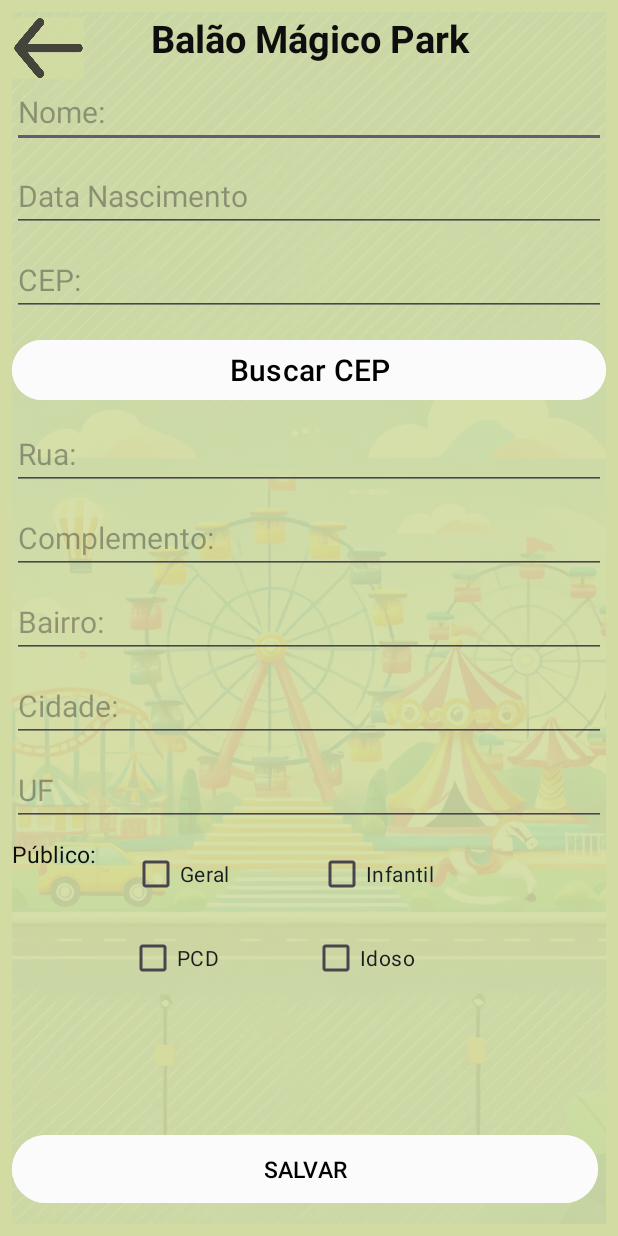
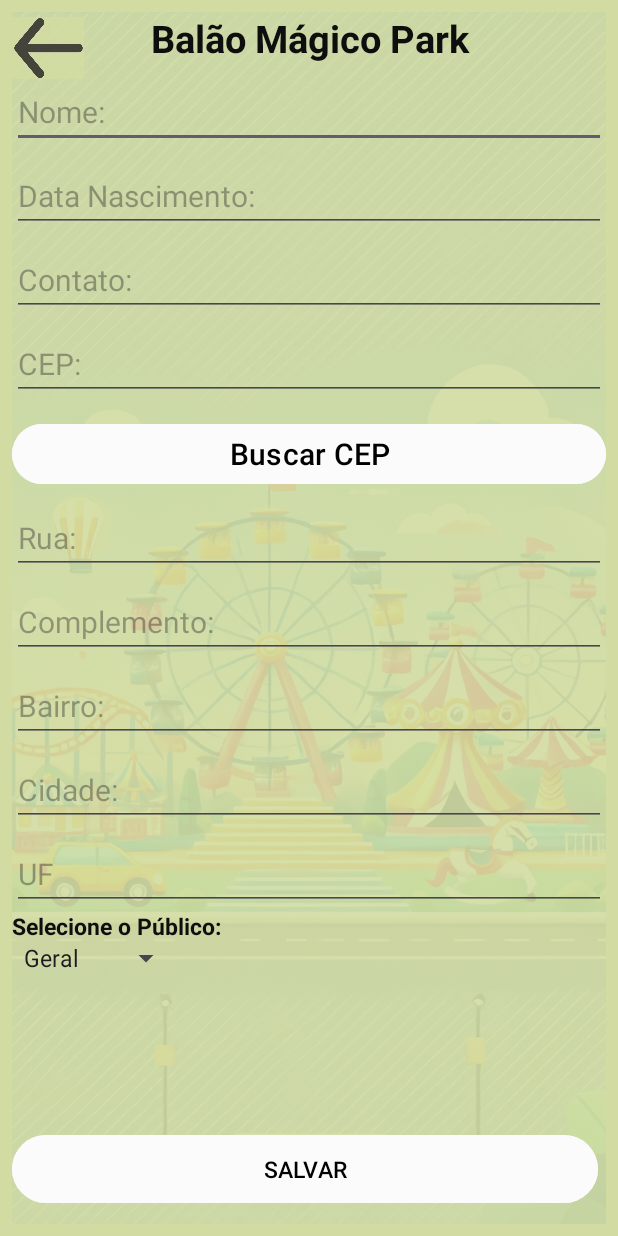
Before and after one commit to Cinthiacs/Filas-4play, an Android app: the TelaCadastroActivity screen opened directly, with no data from a screen before it, after a tap on "SALVAR", on a phone screen of 412 x 824 dp. Run offline under Robolectric (Android 15) with nearby library versions, the phone set to English and light mode, and no system bars.

Commit message:
Feito menu selecione publico (spinner)

```diff
--- a/app/build.gradle.kts
+++ b/app/build.gradle.kts
@@ -42,6 +42,7 @@ dependencies {
     implementation(libs.credentials)
     implementation(libs.credentials.play.services.auth)
     implementation(libs.googleid)
+    implementation(libs.firebase.database)
     testImplementation(libs.junit)
     androidTestImplementation(libs.ext.junit)
     androidTestImplementation(libs.espresso.core)
--- a/app/src/main/AndroidManifest.xml
+++ b/app/src/main/AndroidManifest.xml
@@ -14,10 +14,10 @@
         tools:targetApi="31">
         <activity
             android:name=".InsereLoginActivity"
-            android:exported="false" />
+            android:exported="true" />
         <activity
             android:name=".TelaCadastroActivity"
-            android:exported="false" />
+            android:exported="true" />
         <activity
             android:name=".MainActivity"
             android:exported="true">
--- a/app/src/main/java/com/example/filas4play/TelaCadastroActivity.java
+++ b/app/src/main/java/com/example/filas4play/TelaCadastroActivity.java
@@ -5,20 +5,19 @@ import android.util.Log;
 import android.view.View;
 import android.widget.Button;
 import android.widget.EditText;
+import android.widget.CheckBox;
 import android.widget.Toast;
 import android.widget.ImageButton;
 import android.content.Intent;
+import android.widget.Spinner;
+import android.widget.ArrayAdapter;
+import java.util.ArrayList;
+import java.util.List;
 
 import androidx.activity.EdgeToEdge;
 import androidx.appcompat.app.AppCompatActivity;
-import androidx.core.graphics.Insets;
-import androidx.core.view.ViewCompat;
-import androidx.core.view.WindowInsetsCompat;
 
-import com.example.filas4play.R;
-import com.example.filas4play.api.ClienteService;
 import com.example.filas4play.api.ViaCepService;
-import com.example.filas4play.model.Cliente;
 import com.example.filas4play.model.Endereco;
 
 import retrofit2.Call;
@@ -28,16 +27,16 @@ import retrofit2.Retrofit;
 import retrofit2.converter.gson.GsonConverterFactory;
 
 
-
 public class TelaCadastroActivity extends AppCompatActivity {
-    private EditText nome,datanasc, cep, logradouro, complemento, bairro, cidade, uf, geral, infantil, pcd, idoso;
+    private EditText nome, datanasc,     contato,cep, logradouro, complemento, bairro, cidade, uf;
+    private CheckBox checkGeral, checkInfantil, checkPcd, checkIdoso;
     private Button btnBuscarCep, btnSalvar;
 
     private ViaCepService viaCepService;
-    private ClienteService clienteService;
-    private Retrofit retrofitViaCep, retrofitMockApi;
+    private Retrofit retrofitViaCep;
+    private ImageButton btnVoltar;
 
-    private ImageButton btnVoltar;
+    Spinner spinnerPublico;
 
 
     @Override
@@ -46,8 +45,10 @@ public class TelaCadastroActivity extends AppCompatActivity {
         EdgeToEdge.enable(this);
         setContentView(R.layout.activity_tela_cadastro);
 
+
+        nome = findViewById(R.id.nome);
         datanasc = (EditText) findViewById(R.id.dtnasc);
-        nome = findViewById(R.id.nome);
+        contato = (EditText) findViewById(R.id.contato);
         cep = findViewById(R.id.cep);
         logradouro = findViewById(R.id.logradouro);
         complemento = findViewById(R.id.complemento);
@@ -56,8 +57,25 @@ public class TelaCadastroActivity extends AppCompatActivity {
         uf = findViewById(R.id.uf);
 
         btnBuscarCep = findViewById(R.id.btnBuscarCep);
+
+        spinnerPublico = findViewById(R.id.spinner_publico);
+
+        ArrayAdapter<CharSequence> adapter = ArrayAdapter.createFromResource(
+                this,
+                R.array.publico_opcoes,
+                android.R.layout.simple_spinner_item
+        );
+        List<String> list = new ArrayList<>();
+        list.add("Público");
+        for (int i = 0; i < adapter.getCount(); i++) {
+            list.add(adapter.getItem(i).toString());
+        }
+
+        adapter.setDropDownViewResource(android.R.layout.simple_spinner_dropdown_item);
+        spinnerPublico.setAdapter(adapter);
+
+
         btnSalvar = findViewById(R.id.btn_salvar);
-
         btnVoltar = findViewById(R.id.btn_voltar);
 
         // Configurando o clique do botão de voltar
@@ -71,17 +89,8 @@ public class TelaCadastroActivity extends AppCompatActivity {
                 .addConverterFactory(GsonConverterFactory.create())
                 .build();
 
-        retrofitMockApi = new Retrofit.Builder()
-                //.baseUrl("https://66567a9d9f970b3b36c585db.mockapi.io/")
-                .baseUrl("https://6739ffaea3a36b5a62f064bb.mockapi.io/")
-                .addConverterFactory(GsonConverterFactory.create())
-                .build();
 
         viaCepService = retrofitViaCep.create(ViaCepService.class);
-        clienteService = retrofitMockApi.create(ClienteService.class);
-
-
-
 
         btnBuscarCep.setOnClickListener(new View.OnClickListener() {
             @Override
@@ -90,23 +99,27 @@ public class TelaCadastroActivity extends AppCompatActivity {
             }
         });
 
+
+
+
         btnSalvar.setOnClickListener(new View.OnClickListener() {
             @Override
             public void onClick(View v) {
-                salvarCliente();
+
             }
         });
     }
 
+
     @Override
     protected void onDestroy() {
         super.onDestroy();
-        Log.d("CadastroAlunoActivity", "onDestroy called");
+        Log.d("CadastroClienteActivity", "onDestroy called");
     }
 
     private void buscarCep() {
-        String cep = this.cep.getText().toString().trim();  // Corrigir aqui, usando a variável correta
-        if (!cep.isEmpty() && cep.length() == 8) {  // Verifique se o CEP tem 8 caracteres
+        String cep = this.cep.getText().toString().trim();
+        if (!cep.isEmpty() && cep.length() == 8) {
             Call<Endereco> call = viaCepService.getEndereco(cep);
             call.enqueue(new Callback<Endereco>() {
                 @Override
@@ -133,61 +146,4 @@ public class TelaCadastroActivity extends AppCompatActivity {
         }
     }
 
-    private void salvarCliente() {
-        Log.d("salvarCliente", "Iniciando método salvarCliente");
-
-        // Pegando os valores corretos dos campos
-        String raText = datanasc.getText().toString().trim();
-        String nomeText = nome.getText().toString().trim();
-        String cepText = cep.getText().toString().trim();
-        String logradouroText = logradouro.getText().toString().trim();
-        String complementoText = complemento.getText().toString().trim();
-        String bairroText = bairro.getText().toString().trim();
-        String cidadeText = cidade.getText().toString().trim();
-        String ufText = uf.getText().toString().trim();
-
-        // Verificar se todos os campos obrigatórios estão preenchidos
-        if (raText.isEmpty() || nomeText.isEmpty() || cepText.isEmpty() || logradouroText.isEmpty() ||
-                bairroText.isEmpty() || cidadeText.isEmpty() || ufText.isEmpty()) {
-            Toast.makeText(TelaCadastroActivity.this, "Preencha todos os campos obrigatórios", Toast.LENGTH_SHORT).show();
-            return;
-        }
-
-        // Convertendo a data nasc para inteiro
-        int raInt = Integer.parseInt(raText);
-
-        // Criando o objeto cliente
-        Cliente cliente = new Cliente(raInt, nomeText, cepText, logradouroText, complementoText, bairroText, cidadeText, ufText);
-        Log.d("salvarCliente", "Cliente criado: " + cliente);
-
-        // Chamando a API para salvar o cliente
-        Call<Cliente> call = clienteService.salvarCliente(cliente);
-        call.enqueue(new Callback<Cliente>() {
-            @Override
-            public void onResponse(Call<Cliente> call, Response<Cliente> response) {
-                if (response.isSuccessful()) {
-                    Log.d("salvarCliente", "Cliente salvo com sucesso");
-                    Toast.makeText(TelaCadastroActivity.this, "Cliente salvo com sucesso", Toast.LENGTH_SHORT).show();
-                    // Limpar os campos após salvar
-                    datanasc.setText("");
-                    nome.setText("");
-                    cep.setText("");
-                    logradouro.setText("");
-                    complemento.setText("");
-                    bairro.setText("");
-                    cidade.setText("");
-                    uf.setText("");
-                } else {
-                    Log.e("salvarCliente", "Erro ao salvar cliente: " + response.message());
-                    Toast.makeText(TelaCadastroActivity.this, "Erro ao salvar cliente", Toast.LENGTH_SHORT).show();
-                }
-            }
-
-            @Override
-            public void onFailure(Call<Cliente> call, Throwable t) {
-                Log.e("salvarCliente", "Erro ao salvar cliente: ", t);
-                Toast.makeText(TelaCadastroActivity.this, "Erro ao salvar cliente", Toast.LENGTH_SHORT).show();
-            }
-        });
-    }
 }
--- a/app/src/main/java/com/example/filas4play/api/ClienteService.java
+++ /dev/null
@@ -1,18 +0,0 @@
-package com.example.filas4play.api;
-import com.example.filas4play.model.Cliente;
-
-import java.util.List;
-
-import retrofit2.Call;
-import retrofit2.http.Body;
-import retrofit2.http.GET;
-import retrofit2.http.POST;
-
-
-public interface  ClienteService {
-    @POST("cliente")
-    Call<Cliente> salvarCliente(@Body Cliente cliente);
-
-    @GET("cliente")
-    Call<List<Cliente>> listarClientes();
-}
--- a/app/src/main/res/layout/activity_tela_cadastro.xml
+++ b/app/src/main/res/layout/activity_tela_cadastro.xml
@@ -69,10 +69,22 @@
             android:id="@+id/dtnasc"
             android:layout_width="0dp"
             android:layout_height="wrap_content"
-            android:hint="Data Nascimento"
+            android:hint="Data Nascimento:"
             android:textColor="#0E0E0E"
             android:textSize="20sp"
             app:layout_constraintTop_toBottomOf="@id/nome"
+            app:layout_constraintStart_toStartOf="parent"
+            app:layout_constraintEnd_toEndOf="parent"
+            android:layout_marginVertical="8dp"/>
+
+        <EditText
+            android:id="@+id/contato"
+            android:layout_width="0dp"
+            android:layout_height="wrap_content"
+            android:hint="Contato:"
+            android:textColor="#0E0E0E"
+            android:textSize="20sp"
+            app:layout_constraintTop_toBottomOf="@id/dtnasc"
             app:layout_constraintStart_toStartOf="parent"
             app:layout_constraintEnd_toEndOf="parent"
             android:layout_marginVertical="8dp"/>
@@ -85,7 +97,7 @@
             android:inputType="number"
             android:textColor="#0E0E0E"
             android:textSize="20sp"
-            app:layout_constraintTop_toBottomOf="@id/dtnasc"
+            app:layout_constraintTop_toBottomOf="@id/contato"
             app:layout_constraintStart_toStartOf="parent"
             app:layout_constraintEnd_toEndOf="parent"
             android:layout_marginVertical="8dp"/>
@@ -164,55 +176,27 @@
             android:layout_marginVertical="8dp"/>
 
     <TextView
-        android:id="@+id/Publico"
-        android:layout_width="wrap_content"
+        android:id="@+id/text"
+        android:layout_width="0dp"
         android:layout_height="wrap_content"
-        android:layout_marginTop="8dp"
-        android:text="Público:"
+        android:text="Selecione o Público:"
+        android:textStyle="bold"
+        android:gravity="left"
         android:textColor="#0E0E0E"
         android:textSize="15sp"
+        app:layout_constraintTop_toBottomOf="@id/uf"
+        app:layout_constraintStart_toStartOf="parent"
+        app:layout_constraintEnd_toEndOf="parent"
+        android:layout_marginVertical="0dp"/>
+
+
+    <Spinner
+        android:id="@+id/spinner_publico"
+        android:layout_width="0dp"
+        android:layout_height="48dp"
+        android:layout_marginTop="8dp"
         app:layout_constraintStart_toStartOf="parent"
         app:layout_constraintTop_toBottomOf="@id/uf" />
-
-    <CheckBox
-        android:id="@+id/check_geral"
-        android:layout_width="100dp"
-        android:layout_height="48dp"
-        android:layout_marginStart="0dp"
-        android:text="Geral"
-        app:layout_constraintEnd_toEndOf="parent"
-        app:layout_constraintHorizontal_bias="0.1"
-        app:layout_constraintStart_toEndOf="@id/Publico"
-        app:layout_constraintTop_toTopOf="@id/Publico" />
-
-    <CheckBox
-        android:id="@+id/check_infantil"
-        android:layout_width="100dp"
-        android:layout_height="48dp"
-        android:layout_marginStart="24dp"
-        android:text="Infantil"
-        app:layout_constraintStart_toEndOf="@id/check_geral"
-        app:layout_constraintTop_toTopOf="@id/check_geral" />
-
-    <CheckBox
-        android:id="@+id/check_pcd"
-        android:layout_width="100dp"
-        android:layout_height="48dp"
-        android:layout_marginStart="78dp"
-        android:layout_marginTop="8dp"
-        android:text="PCD"
-        app:layout_constraintStart_toStartOf="parent"
-        app:layout_constraintTop_toBottomOf="@id/check_geral" />
-
-    <CheckBox
-        android:id="@+id/check_idoso"
-        android:layout_width="100dp"
-        android:layout_height="48dp"
-        android:layout_marginStart="22dp"
-        android:layout_marginTop="8dp"
-        android:text="Idoso"
-        app:layout_constraintStart_toEndOf="@id/check_pcd"
-        app:layout_constraintTop_toBottomOf="@id/check_infantil" />
 
     <Button
         android:id="@+id/btn_salvar"
--- a/app/src/main/res/values/strings.xml
+++ b/app/src/main/res/values/strings.xml
@@ -1,3 +1,9 @@
 <resources>
     <string name="app_name">Filas4Play</string>
+    <string-array name="publico_opcoes">
+        <item>Geral</item>
+        <item>Infantil</item>
+        <item>PCD</item>
+        <item>Idoso</item>
+    </string-array>
 </resources>
--- a/gradle/libs.versions.toml
+++ b/gradle/libs.versions.toml
@@ -13,6 +13,8 @@ credentials = "1.5.0-rc01"
 credentialsPlayServicesAuth = "1.3.0"
 googleid = "1.1.1"
 retrofit = "2.9.0"
+firebaseFirestore = "25.1.3"
+firebaseDatabase = "21.0.0"
 
 [libraries]
 junit = { group = "junit", name = "junit", version.ref = "junit" }
@@ -28,6 +30,8 @@ credentials-play-services-auth = { group = "androidx.credentials", name = "crede
 googleid = { group = "com.google.android.libraries.identity.googleid", name = "googleid", version.ref = "googleid" }
 converter-gson = { module = "com.squareup.retrofit2:converter-gson", version.ref = "retrofit" }
 retrofit = { module = "com.squareup.retrofit2:retrofit", version.ref = "retrofit" }
+firebase-firestore = { group = "com.google.firebase", name = "firebase-firestore", version.ref = "firebaseFirestore" }
+firebase-database = { group = "com.google.firebase", name = "firebase-database", version.ref = "firebaseDatabase" }
 
 [plugins]
 android-application = { id = "com.android.application", version.ref = "agp" }
```
Also changed, not shown: app/src/main/java/com/example/filas4play/MainActivity.java (+4 -5 lines), app/src/main/java/com/example/filas4play/adapter/ClienteAdapter.java (deleted, +0 -57 lines).
